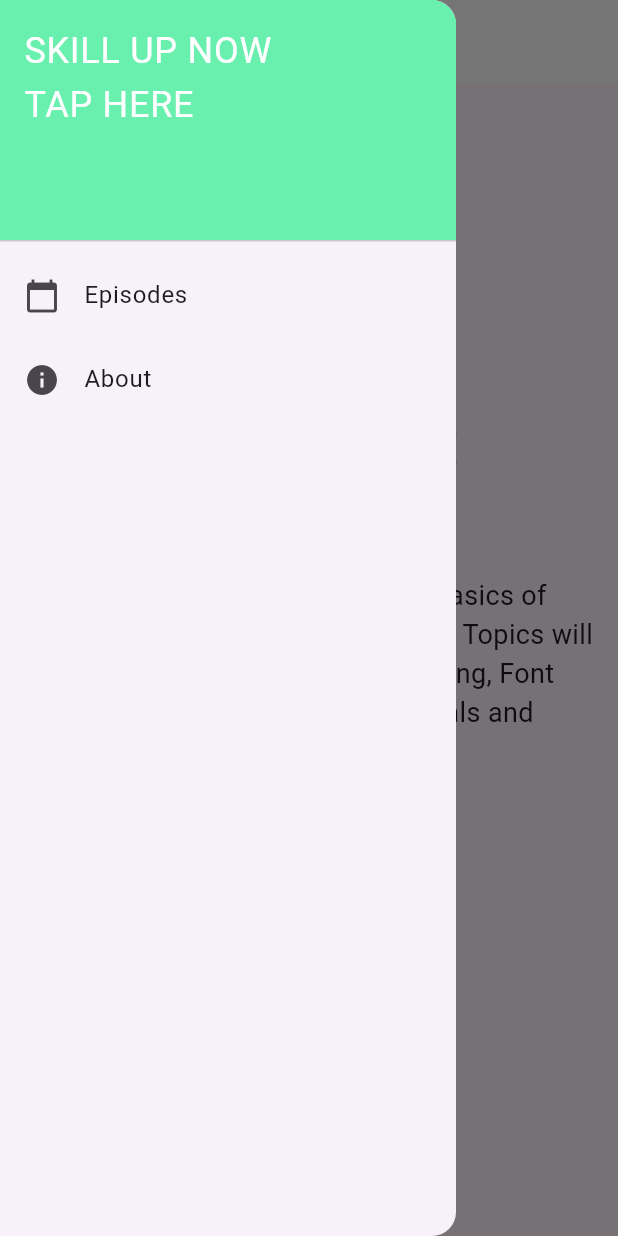
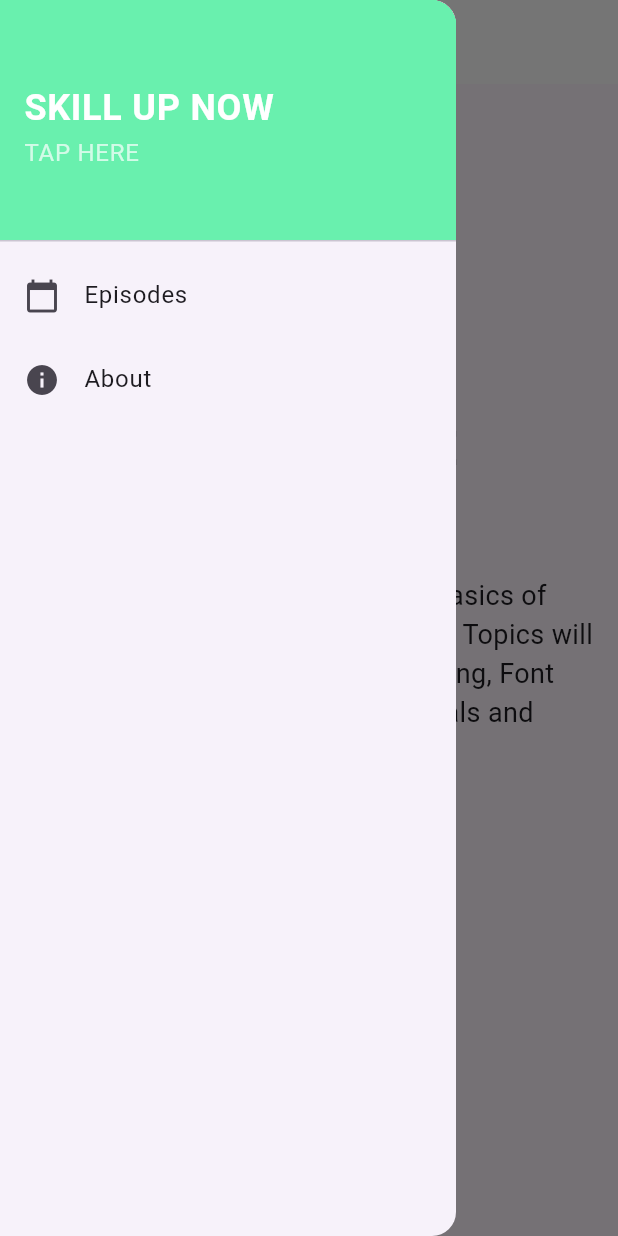
Before and after one commit to blackarz/assignment_responsivedesign, a Flutter app: the screen it shows after launch, with the side drawer open, on a phone screen of 412 x 824 dp. Run offline on Flutter 3.47's test engine with Material 3 defaults, Android fonts, the phone set to English and light mode, and no system bars.

```diff
--- a/lib/main.dart
+++ b/lib/main.dart
@@ -50,16 +50,30 @@ class HomeScreen extends StatelessWidget {
         child: ListView(
           padding: EdgeInsets.zero,
           children: <Widget>[
-            DrawerHeader(
+            const DrawerHeader(
               decoration: BoxDecoration(
                 color: Colors.greenAccent,
               ),
-              child: Text(
-                'SKILL UP NOW\nTAP HERE',
-                style: TextStyle(
-                  color: Colors.white,
-                  fontSize: 24,
-                ),
+              child: Column(
+                crossAxisAlignment: CrossAxisAlignment.start,
+                mainAxisAlignment: MainAxisAlignment.center,
+                children: [
+                  Text(
+                    'SKILL UP NOW',
+                    style: TextStyle(
+                      color: Colors.white,
+                      fontSize: 24,
+                      fontWeight: FontWeight.bold,
+                    ),
+                  ),
+                  Text(
+                    'TAP HERE',
+                    style: TextStyle(
+                      color: Colors.white70,
+                      fontSize: 16,
+                    ),
+                  ),
+                ],
               ),
             ),
             ListTile(
```
